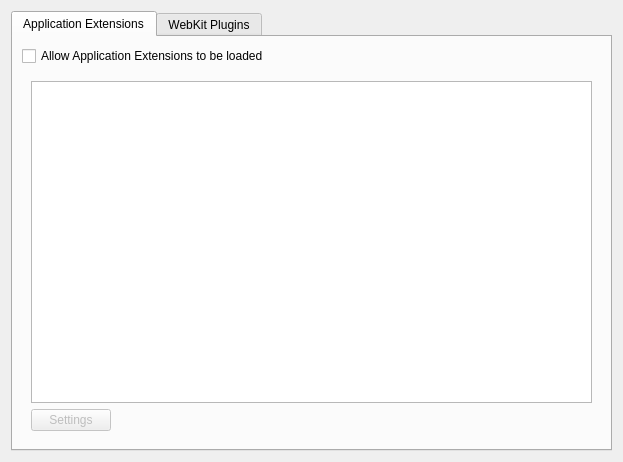
Above: src/lib/preferences/pluginslist.ui from QupZilla/qupzilla before the change. Below: the same form after it.
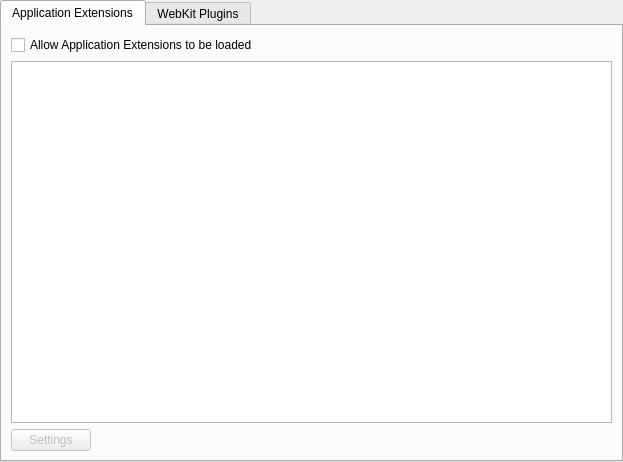
That is the form after the change. Icons and pictures are not drawn.

The edit to the form file:
```diff
--- a/src/lib/preferences/pluginslist.ui
+++ b/src/lib/preferences/pluginslist.ui
@@ -14,6 +14,9 @@
    <string notr="true"/>
   </property>
   <layout class="QHBoxLayout" name="horizontalLayout_2">
+   <property name="margin">
+    <number>0</number>
+   </property>
    <item>
     <widget class="QTabWidget" name="tabWidget">
      <property name="currentIndex">
@@ -34,6 +37,9 @@
        <item>
         <widget class="QFrame" name="verticalFrame">
          <layout class="QVBoxLayout" name="appExtensionFrame">
+          <property name="margin">
+           <number>0</number>
+          </property>
           <item>
            <widget class="QListWidget" name="list">
             <property name="alternatingRowColors">
```
